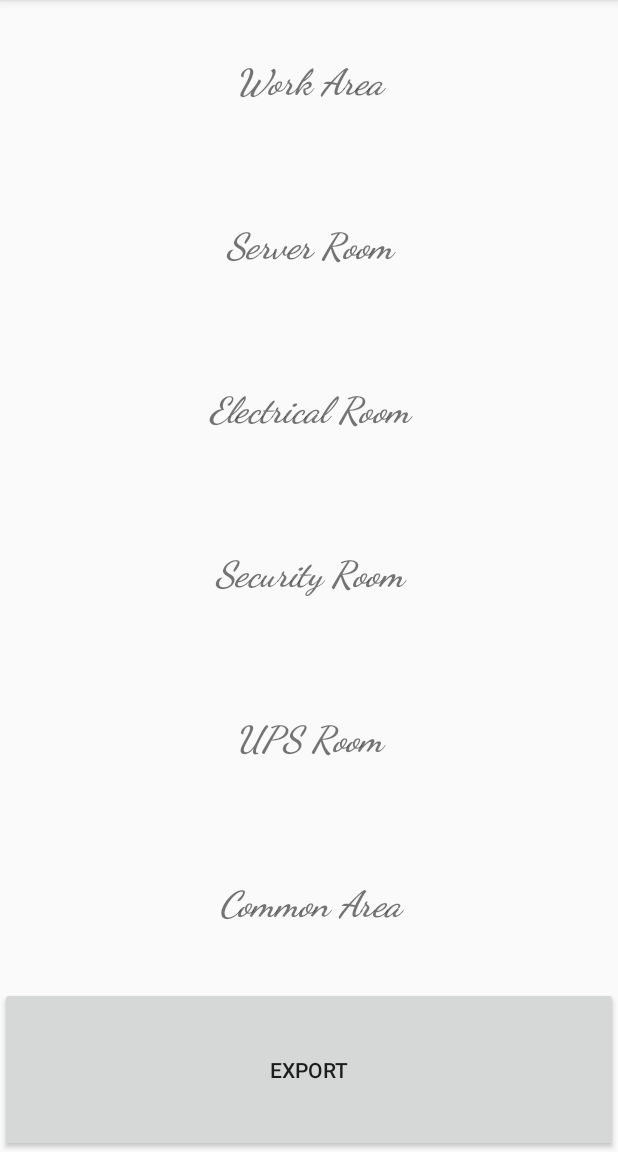
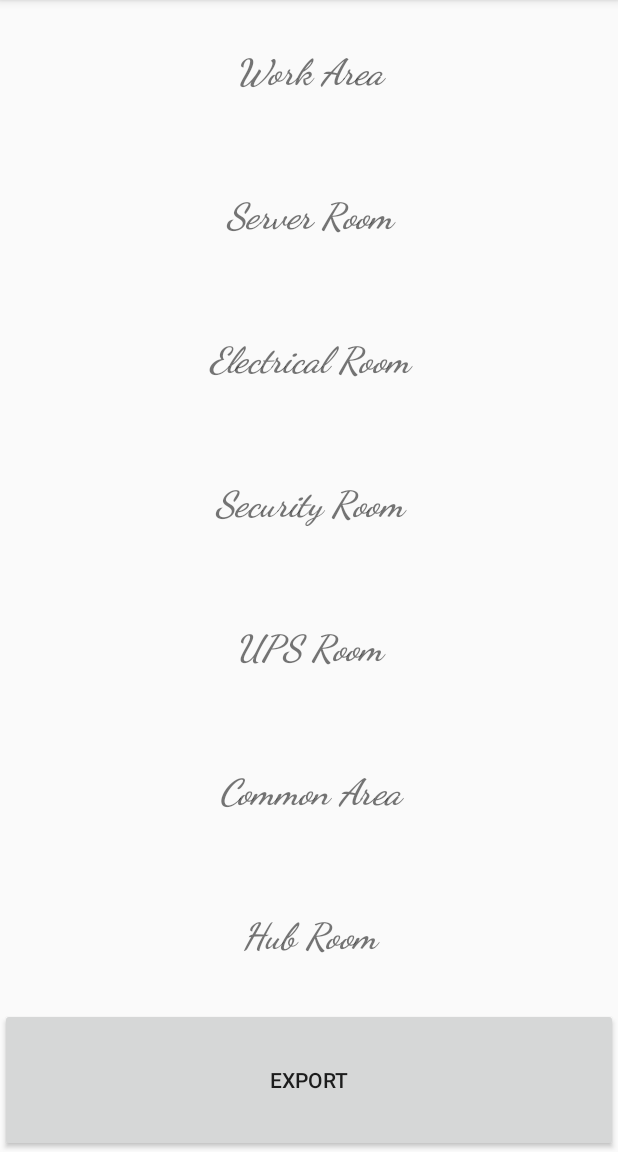
Before and after one commit to kamalakarrao/Audit, an Android app: the MainActivity screen opened directly, with no data from a screen before it, on a phone screen of 412 x 824 dp, the part 84-1236 px from its top. Run offline under Robolectric (Android 15) with nearby library versions, the phone set to English and light mode, and no system bars; libraries missing offline, so code that uses them is left out: com.ajts.androidmads.

Commit message:
Added Hub Room

```diff
--- a/app/src/main/AndroidManifest.xml
+++ b/app/src/main/AndroidManifest.xml
@@ -21,10 +21,11 @@
                 <category android:name="android.intent.category.LAUNCHER" />
             </intent-filter>
         </activity>
-        <activity android:name=".MainActivity"></activity>
+        <activity android:name=".MainActivity" />
         <activity android:name=".Questions" />
         <activity android:name=".ReviewScreen" />
-        <activity android:name=".AuditDetails"></activity>
+        <activity android:name=".AuditDetails" />
+        <activity android:name=".ODC_Screen"></activity>
     </application>
 
 </manifest>
--- a/app/src/main/java/com/hksapps/audit/MainActivity.java
+++ b/app/src/main/java/com/hksapps/audit/MainActivity.java
@@ -33,6 +33,7 @@ public class MainActivity extends AppCompatActivity {
         TextView SecurityRoom = (TextView) findViewById(R.id.securityroom);
         TextView UpsRoom = (TextView) findViewById(R.id.upsroom);
         TextView CommonArea = (TextView) findViewById(R.id.commonarea);
+        TextView HubRoom = (TextView) findViewById(R.id.hubroom);
 
         Button exp = (Button) findViewById(R.id.export);
 
@@ -131,6 +132,15 @@ public class MainActivity extends AppCompatActivity {
             }
         });
 
+        HubRoom.setOnClickListener(new View.OnClickListener() {
+            @Override
+            public void onClick(View view) {
+
+                Intent i = new Intent(MainActivity.this, ODC_Screen.class);
+                startActivity(i);
+            }
+        });
+
 
         exp.setOnClickListener(new View.OnClickListener() {
             @Override
--- a/app/src/main/res/layout/activity_main.xml
+++ b/app/src/main/res/layout/activity_main.xml
@@ -78,6 +78,17 @@
         android:textSize="24dp"
         android:textStyle="bold|italic" />
 
+    <TextView
+        android:id="@+id/hubroom"
+        android:layout_width="match_parent"
+        android:layout_height="0dp"
+        android:layout_weight="1"
+        android:fontFamily="cursive"
+        android:gravity="center"
+        android:text="Hub Room"
+        android:textSize="24dp"
+        android:textStyle="bold|italic" />
+
 
     <Button
         android:id="@+id/export"
```
Also changed, not shown: app/src/main/java/com/hksapps/audit/ODC_Screen.java (added, +15 -0 lines), app/src/main/res/layout/activity_odc__screen.xml (added, +9 -0 lines).
